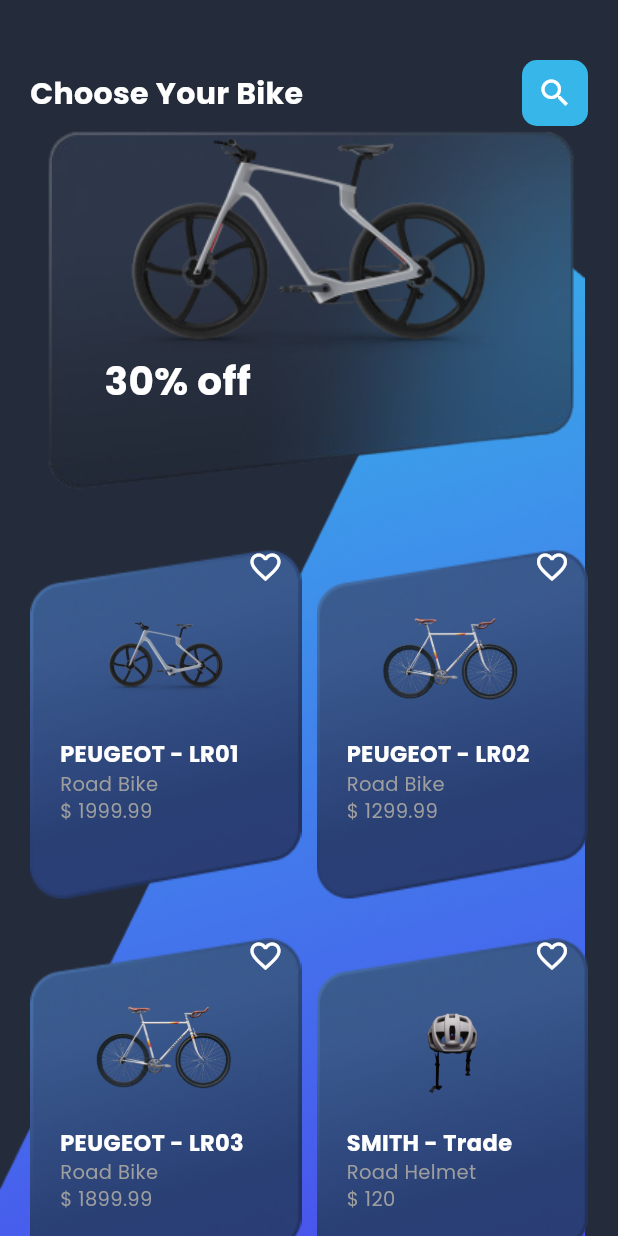
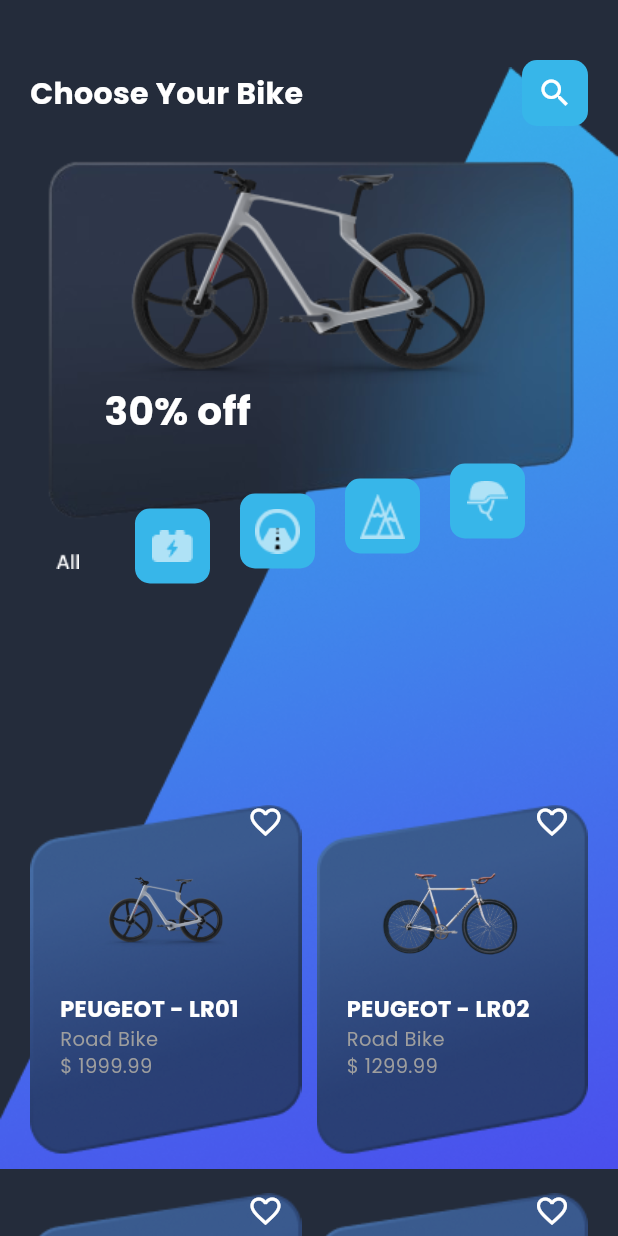
Before and after one commit to Suhaibusman/OnlineBikeShoppingApp, a Flutter app: the HomeScreen screen opened directly, on a phone screen of 412 x 824 dp. Run offline on Flutter 3.47's test engine with Material 3 defaults, Android fonts, the phone set to English and light mode, and no system bars; drawn by our look-alikes of auto_size_text; our stand-ins replace google_fonts.

Commit message:
Added Row Widget

```diff
--- a/lib/data/data.dart
+++ b/lib/data/data.dart
@@ -1,3 +1,4 @@
 import 'package:oneline_bike_shopping_app/domain/product_model.dart';
 
 List<ProductModel> cartItems= [];
+int selectedProductIndex = 0;
--- a/lib/screens/home_screen/home_screen.dart
+++ b/lib/screens/home_screen/home_screen.dart
@@ -1,5 +1,6 @@
 import 'package:flutter/material.dart';
 import 'package:oneline_bike_shopping_app/domain/product_model.dart';
+import 'package:oneline_bike_shopping_app/screens/home_screen/home_widget/product_type_selection.dart';
 import 'package:oneline_bike_shopping_app/screens/home_screen/home_widget/small_image_widget.dart';
 import 'package:oneline_bike_shopping_app/screens/home_screen/home_widget/top_image_widget.dart';
 import 'package:oneline_bike_shopping_app/utils/constant/image_constant.dart';
@@ -12,6 +13,8 @@
   @override
   State<HomeScreen> createState() => _HomeScreenState();
 }
+
+
 List<ProductModel> productsData = [
   ProductModel(
       productName: "PEUGEOT - LR01",
@@ -54,16 +57,21 @@
   Widget build(BuildContext context) {
     return Scaffold(
       backgroundColor: primaryColor,
-      body: Stack(
-        children: [
-          Positioned(
-              bottom: 0, child: Image.asset(ImageConstant.blueBackgroundImage)),
-          SingleChildScrollView(
+      body:  Container(
+        height: MediaQuery.of(context).size.height,
+        width: MediaQuery.of(context).size.width,
+        decoration: const BoxDecoration(
+          image: DecorationImage(
+            image: AssetImage("assets/bluebackground.png"),
+            fit: BoxFit.contain,
+          ),
+        ),
+        child: SingleChildScrollView(
           child: Column(
             mainAxisAlignment: MainAxisAlignment.start,
             children: [
               Padding(
-                  padding: const EdgeInsets.only(top: 40, left: 20, right: 20),
+                padding: const EdgeInsets.only(top: 40, left: 20, right: 20 , bottom: 20),
                 child: Row(
                   mainAxisAlignment: MainAxisAlignment.spaceBetween,
                   children: [
@@ -92,31 +100,54 @@
                 ),
               ),
               const TopImageWidget(),
-              // SizedBox(
-              //   height: 150,
-              //   child: Padding(
-              //     padding: const EdgeInsets.all(20.0),
-              //     child: Stack(
-              //       children: [
-              //           Positioned(
-              //             bottom: 0,
+              // Transform.translate(
+              //   offset: const Offset(0, -25),
+              //   child: SizedBox(
+              //     height: 150,
+              //
+              //     child: Padding(
+              //       padding: const EdgeInsets.all(20.0),
+              //       child: Stack(
+              //         clipBehavior: Clip.none, // This allows for overflow to be visible
+              //         children: [
+              //           ProductTypeWidget(
+              //             index: 0,
+              //             iconPath: ImageConstant.allIcon,
+              //             leftPosition: 0,
+              //             bottomPosition: 60,
+              //           ), ProductTypeWidget(
+              //             index: 1,
+              //             iconPath: ImageConstant.allIcon,
+              //             leftPosition: 70,
+              //             bottomPosition: 70,
+              //           ),
+              //           ProductTypeWidget(
+              //             index: 2,
+              //             iconPath: ImageConstant.allIcon,
+              //             leftPosition: 140,
+              //             bottomPosition: 80,
+              //           ),
+              //           ProductTypeWidget(
+              //             index: 3,
+              //             iconPath: ImageConstant.allIcon,
+              //             leftPosition: 210,
+              //             bottomPosition: 90,
+              //           ),
+              //           ProductTypeWidget(
+              //             index: 4,
+              //             iconPath: ImageConstant.allIcon,
+              //             leftPosition: 280,
+              //             bottomPosition: 100,
+              //           ),
               //
               //
-              //             child: Container(
-              //               height: 50,
-              //               width: 50,
-              //               decoration: const BoxDecoration(
-              //                 image: DecorationImage(
-              //                   image: AssetImage(ImageConstant.allButtonImage),
-              //                   fit: BoxFit.cover,
-              //                 ),
-              //               ),
-              //             ),
-              //           )
-              //       ],
+              //           // You can add more Positioned widgets here if needed for additional containers
+              //         ],
+              //       ),
               //     ),
               //   ),
               // ),
+              const ProductTypeSelection(),
               Padding(
                 padding: const EdgeInsets.all(20),
                 child: SizedBox(
@@ -138,9 +169,22 @@
               ),
             ],
           ),
+
+        ),
       )
-        ],
-      ),
+
+      // Stack(
+      //   children: [
+      //     Positioned(
+      //         bottom: 0,
+      //         top: 20,
+      //         right: 0,
+      //         left: 0,
+      //         child: Image.asset(ImageConstant.blueBackgroundImage)),
+      //
+      //   ],
+      // ),
+
     );
   }
 }
--- /dev/null
+++ b/lib/screens/home_screen/home_widget/product_type_selection.dart
@@ -0,0 +1,93 @@
+import 'package:flutter/material.dart';
+import 'package:oneline_bike_shopping_app/screens/home_screen/home_widget/product_type_widget.dart';
+
+import '../../../utils/constant/image_constant.dart';
+
+class ProductTypeSelection extends StatefulWidget {
+  const ProductTypeSelection({super.key});
+
+  @override
+  State<ProductTypeSelection> createState() => _ProductTypeSelectionState();
+}
+
+class _ProductTypeSelectionState extends State<ProductTypeSelection> {
+  int selectedProductIndex = 0; // Move the state here
+
+  @override
+  Widget build(BuildContext context) {
+    return Transform.translate(
+      offset: const Offset(0, -25),
+      child: SizedBox(
+        height: 150,
+        child: Padding(
+          padding: const EdgeInsets.all(20.0),
+          child: Stack(
+            clipBehavior: Clip.none, // Allows for overflow to be visible
+            children: [
+              ProductTypeWidget(
+                index: 0,
+                iconPath: ImageConstant.allIcon,
+                leftPosition: 0,
+                bottomPosition: 60,
+                selectedProductIndex: selectedProductIndex, // Pass the selected index
+                onTap: (index) {
+                  setState(() {
+                    selectedProductIndex = index; // Update the selected index
+                  });
+                },
+              ),
+              ProductTypeWidget(
+                index: 1,
+                iconPath: ImageConstant.batteryIcon,
+                leftPosition: 70,
+                bottomPosition: 70,
+                selectedProductIndex: selectedProductIndex,
+                onTap: (index) {
+                  setState(() {
+                    selectedProductIndex = index;
+                  });
+                },
+              ),
+              ProductTypeWidget(
+                index: 2,
+                iconPath: ImageConstant.roadIcon,
+                leftPosition: 140,
+                bottomPosition: 80,
+                selectedProductIndex: selectedProductIndex,
+                onTap: (index) {
+                  setState(() {
+                    selectedProductIndex = index;
+                  });
+                },
+              ),
+              ProductTypeWidget(
+                index: 3,
+                iconPath: ImageConstant.unionIcon,
+                leftPosition: 210,
+                bottomPosition: 90,
+                selectedProductIndex: selectedProductIndex,
+                onTap: (index) {
+                  setState(() {
+                    selectedProductIndex = index;
+                  });
+                },
+              ),
+              ProductTypeWidget(
+                index: 4,
+                iconPath: ImageConstant.helmetIcon,
+                leftPosition: 280,
+                bottomPosition: 100,
+                selectedProductIndex: selectedProductIndex,
+                onTap: (index) {
+                  setState(() {
+                    selectedProductIndex = index;
+                  });
+                },
+              ),
+            ],
+          ),
+        ),
+      ),
+    );
+  }
+}
--- /dev/null
+++ b/lib/screens/home_screen/home_widget/product_type_widget.dart
@@ -0,0 +1,50 @@
+import 'package:flutter/material.dart';
+import 'package:oneline_bike_shopping_app/utils/themes/color_themes.dart';
+
+class ProductTypeWidget extends StatelessWidget {
+  final int index;
+  final String iconPath;
+  final double leftPosition;
+  final double bottomPosition;
+  final int selectedProductIndex;
+  final Function(int) onTap;
+
+  const ProductTypeWidget({
+    super.key,
+    required this.index,
+    required this.iconPath,
+    required this.leftPosition,
+    required this.bottomPosition,
+    required this.selectedProductIndex,
+    required this.onTap,
+  });
+
+  @override
+  Widget build(BuildContext context) {
+    return Positioned(
+      bottom: bottomPosition,
+      left: leftPosition,
+      child: InkWell(
+        onTap: () {
+          print('Tapped on index $index'); // Debugging to track taps
+          onTap(index); // Call the parent's onTap to update the selected index
+        },
+        child: Container(
+          height: 50,
+          width: 50,
+          decoration: BoxDecoration(
+            color: selectedProductIndex == index ? primaryColor : lightBlueColor, // Change color based on index
+            borderRadius: BorderRadius.circular(10),
+          ),
+          child: Image.asset(
+            iconPath,
+            errorBuilder: (context, error, stackTrace) {
+              print('Error loading image: $error'); // Debugging to track image loading issues
+              return Icon(Icons.error, color: Colors.red);
+            },
+          ),
+        ),
+      ),
+    );
+  }
+}
--- a/lib/utils/constant/image_constant.dart
+++ b/lib/utils/constant/image_constant.dart
@@ -16,4 +16,9 @@
   static const roadButtonImage = 'assets/roadButton.png';
   static const blueBackgroundImage = 'assets/bluebackground.png';
   static const checkoutBackgroundImage = 'assets/checkoutBackground.png';
+  static const allIcon = 'assets/allIcon.png';
+  static const batteryIcon = 'assets/batteryIcon.png';
+  static const roadIcon = 'assets/roadIcon.png';
+  static const unionIcon = 'assets/unionIcon.png';
+  static const helmetIcon = 'assets/helmetIcon.png';
 }
```
Also changed, not shown: lib/screens/bottom_nav_bar/bottom_nav_bar.dart (+47 -43 lines), assets/1.png (added), assets/accessoryIcon.png (added), assets/allIcon.png (added), assets/navBarRectangle.png (added), assets/navbarBox.png (added). Lines whose indentation alone changed are shown as unchanged.
